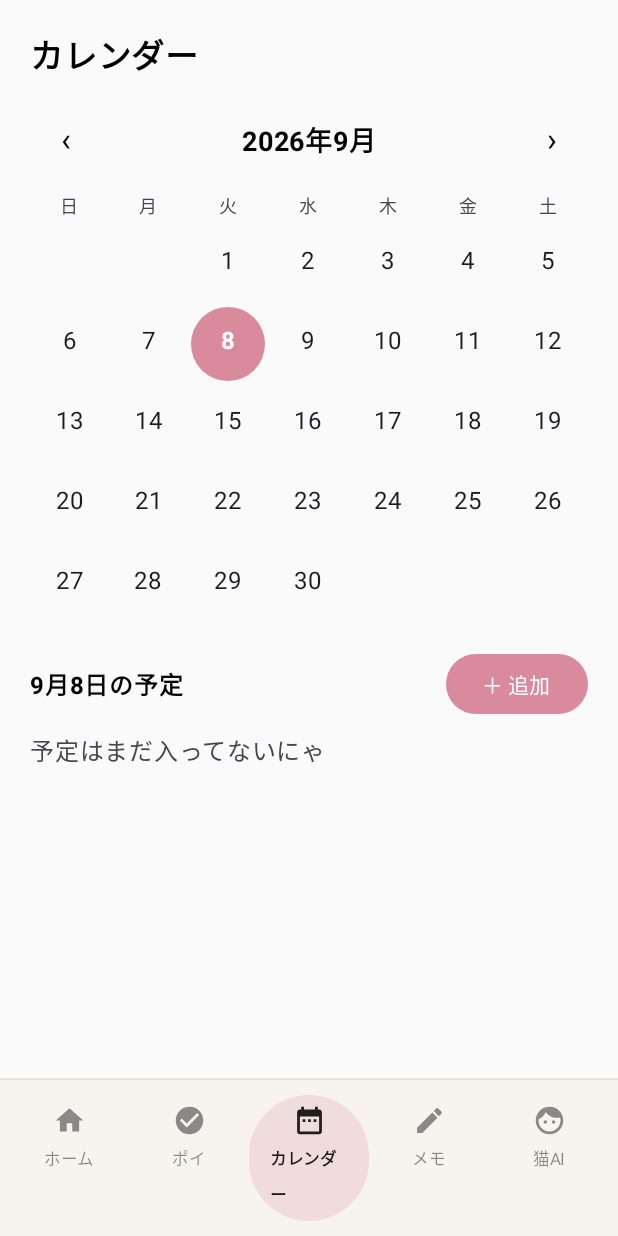
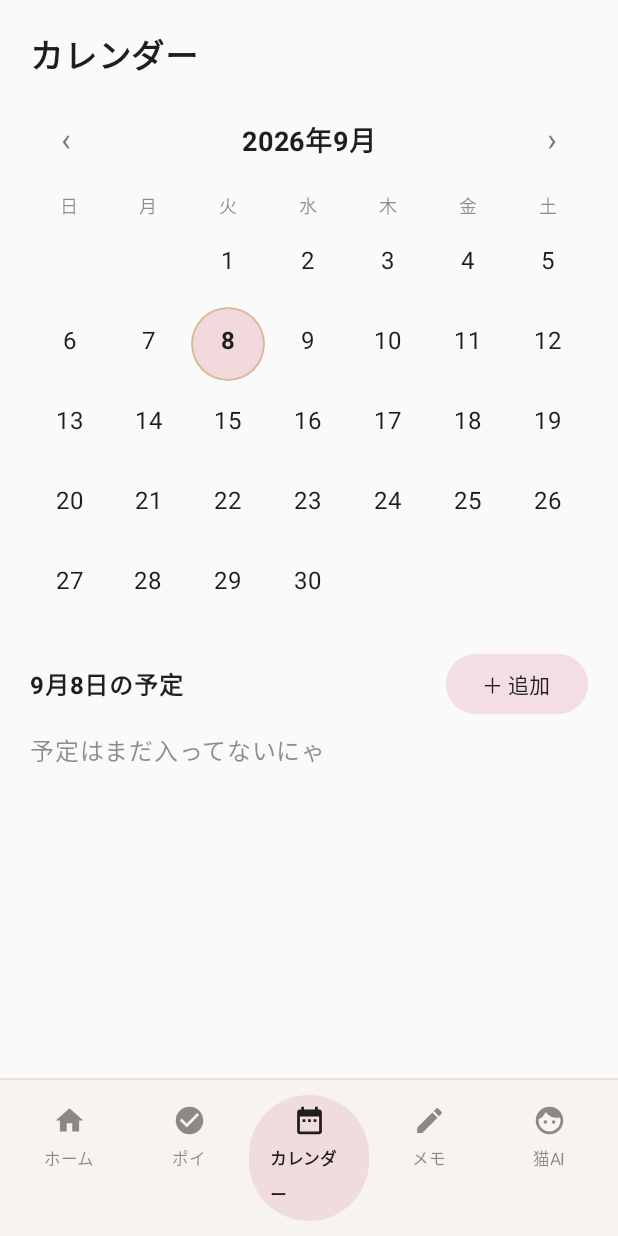
Before and after one commit to mspgllcinfo-MIYU/MSPG, an Android app built with Jetpack Compose: the screen it shows after launch (MainActivity), after a tap on "カレンダー", on a phone screen of 412 x 824 dp. Run offline under Robolectric (Android 15) with nearby library versions, the phone set to English and light mode, and no system bars; our stand-ins replace Room's generated code; 1 statement that could not run was skipped.

Commit message:
Step4-2: CalendarScreen gets the "where the cat's sorted things live" look
Visual-only redesign of CalendarScreen.kt to match Step1 Home / Step2
bottom nav / Step3 AI chat / Step4-1 Poi's palette (墨色/生成り/控えめな
ピンク/ごく控えめなゴールド), scoped as local color tokens in this file
only (Theme.kt untouched).

- Title "カレンダー" and MonthHeader's ‹/› keep their text/function; tinted
  to the ink palette instead of Material3 defaults. Weekday labels tinted
  a weak ink instead of onSurfaceVariant.
- DayCell: fill (selected, soft pink circle) and ring (today, thin gold
  circle) are now independent layers, so a day that's both today and
  selected keeps both markers instead of one state overwriting the other.
  Normal days stay plain ink text, no background. The event dot stays
  gold normally and switches to a weak ink tone on the pink selected fill
  for contrast.
- "＋ 追加" becomes the same soft pink pill as PoiScreen's add button —
  quieter than a solid fill; text/onClick unchanged.
- EventRow: surfaceVariant -> CalendarCard, 12dp -> 16dp corners, ink
  title, gold (quiet) time label; delete "✕" stays
  MaterialTheme.colorScheme.error, untouched.
- "📷 写真N枚" heading tinted ink; PhotoThumbnail/PhotoDetailDialog/tap/
  edit/delete flow is completely untouched.
- EventEditDialog: container/title/text colors move to the local palette,
  confirm button becomes solid CalendarPink; delete/cancel/date/time
  buttons and DatePickerDialog/TimePickerDialog internals are untouched.
- The whole screen (grid, event list, photos) is now wrapped in a Box so
  it can be capped at 640dp and centered on a Fold's unfolded screen; the
  LazyColumn's item/items structure and all state are unchanged, just
  re-nested one level.

repository.between/onDay/delete/edit/remember, photoRepository.byLinkedDate/
updateDetails/delete, refreshTick, yearMonth, selectedDate, LaunchedEffect,
and datesWithEvents are all unchanged.

Co-Authored-By: Claude Sonnet 5 <noreply@anthropic.com>
Claude-Session: https://claude.ai/code/session_01YUnQJ4cgUsLyxH7Cu7UTHz

```diff
--- a/android/app/src/main/java/com/mspg/poicat/CalendarScreen.kt
+++ b/android/app/src/main/java/com/mspg/poicat/CalendarScreen.kt
@@ -3,6 +3,7 @@ package com.mspg.poicat
 import android.app.DatePickerDialog
 import android.app.TimePickerDialog
 import androidx.compose.foundation.background
+import androidx.compose.foundation.border
 import androidx.compose.foundation.clickable
 import androidx.compose.foundation.horizontalScroll
 import androidx.compose.foundation.layout.Arrangement
@@ -16,6 +17,7 @@ import androidx.compose.foundation.layout.fillMaxWidth
 import androidx.compose.foundation.layout.height
 import androidx.compose.foundation.layout.padding
 import androidx.compose.foundation.layout.size
+import androidx.compose.foundation.layout.widthIn
 import androidx.compose.foundation.lazy.LazyColumn
 import androidx.compose.foundation.lazy.items
 import androidx.compose.foundation.rememberScrollState
@@ -23,6 +25,7 @@ import androidx.compose.foundation.shape.CircleShape
 import androidx.compose.foundation.shape.RoundedCornerShape
 import androidx.compose.material3.AlertDialog
 import androidx.compose.material3.Button
+import androidx.compose.material3.ButtonDefaults
 import androidx.compose.material3.IconButton
 import androidx.compose.material3.MaterialTheme
 import androidx.compose.material3.OutlinedButton
@@ -57,6 +60,16 @@ import java.time.LocalDateTime
 import java.time.LocalTime
 import java.time.YearMonth
 import kotlinx.coroutines.launch
+
+// Step4-2: Calendar-only design tokens, matching Home (Step1) / bottom nav
+// (Step2) / AI chat (Step3) / Poi (Step4-1) by value ("大人かわいい×ちょっと
+// 高級×無愛想な黒猫"). Scoped to this file deliberately — Theme.kt stays
+// untouched until this look is promoted (Step0).
+private val CalendarInk = Color(0xFF201E1D) // 墨色
+private val CalendarCream = Color(0xFFF7F3EF) // 生成り — matches Theme.kt's page background
+private val CalendarCard = Color(0xFFEFE7DE) // a shade deeper than the page, for event rows
+private val CalendarGold = Color(0xFFC9A66B) // restrained accent, never a fill color
+private val CalendarPink = Color(0xFFD98A9C) // the app's existing pink, kept rare
 
 /**
  * Calendar tab: a plain on-device month view over the same `cat_events` table
@@ -102,13 +115,20 @@ fun CalendarScreen() {
     // with 6 calendar rows, hiding the "＋ 追加" button and event list entirely
     // with no way to scroll to them. Making the whole screen one LazyColumn
     // means it always scrolls to fit, whatever the month grid's height.
+    //
+    // Step4-2: wrapped in a Box so the whole calendar (grid, event list, photos)
+    // can be capped at 640dp and centered on a Fold's unfolded, much wider
+    // screen; a normal phone stays fillMaxWidth as before. The item/items
+    // structure and all state below are unchanged, just re-nested one level.
+    Box(modifier = Modifier.fillMaxSize(), contentAlignment = Alignment.TopCenter) {
         LazyColumn(
             modifier = Modifier
-            .fillMaxSize()
+                .fillMaxWidth()
+                .widthIn(max = 640.dp)
                 .padding(20.dp),
         ) {
             item {
-            Text("カレンダー", fontSize = 22.sp, fontWeight = FontWeight.Bold)
+                Text("カレンダー", fontSize = 22.sp, fontWeight = FontWeight.Bold, color = CalendarInk)
                 Spacer(Modifier.height(16.dp))
                 MonthHeader(
                     yearMonth = yearMonth,
@@ -131,9 +151,16 @@ fun CalendarScreen() {
                         text = "${selectedDate.monthValue}月${selectedDate.dayOfMonth}日の予定",
                         fontWeight = FontWeight.Bold,
                         fontSize = 16.sp,
+                        color = CalendarInk,
                         modifier = Modifier.weight(1f),
                     )
-                Button(onClick = { editingEvent = null; showDialog = true }) {
+                    // Step4-2: same soft pink pill as PoiScreen's "＋ 追加" — quieter
+                    // than a solid fill, function/onClick unchanged.
+                    Button(
+                        onClick = { editingEvent = null; showDialog = true },
+                        colors = ButtonDefaults.buttonColors(containerColor = CalendarPink.copy(alpha = 0.25f), contentColor = CalendarInk),
+                        shape = RoundedCornerShape(percent = 50),
+                    ) {
                         Text("＋ 追加")
                     }
                 }
@@ -144,7 +171,7 @@ fun CalendarScreen() {
                 item {
                     Text(
                         text = "予定はまだ入ってないにゃ",
-                    color = MaterialTheme.colorScheme.onSurfaceVariant,
+                        color = CalendarInk.copy(alpha = 0.5f),
                     )
                 }
             }
@@ -169,6 +196,7 @@ fun CalendarScreen() {
                         text = "📷 写真${photosOnSelectedDay.size}枚",
                         fontWeight = FontWeight.Bold,
                         fontSize = 16.sp,
+                        color = CalendarInk,
                     )
                     Spacer(Modifier.height(8.dp))
                     Row(
@@ -181,6 +209,7 @@ fun CalendarScreen() {
                                 onClick = { detailPhoto = photo },
                                 modifier = Modifier.size(80.dp),
                             )
+                        }
                     }
                 }
             }
@@ -252,9 +281,9 @@ private fun MonthHeader(yearMonth: YearMonth, onPrev: () -> Unit, onNext: () ->
         verticalAlignment = Alignment.CenterVertically,
         horizontalArrangement = Arrangement.SpaceBetween,
     ) {
-        IconButton(onClick = onPrev) { Text("‹", fontSize = 22.sp) }
-        Text("${yearMonth.year}年${yearMonth.monthValue}月", fontSize = 18.sp, fontWeight = FontWeight.Bold)
-        IconButton(onClick = onNext) { Text("›", fontSize = 22.sp) }
+        IconButton(onClick = onPrev) { Text("‹", fontSize = 22.sp, color = CalendarInk.copy(alpha = 0.6f)) }
+        Text("${yearMonth.year}年${yearMonth.monthValue}月", fontSize = 18.sp, fontWeight = FontWeight.Bold, color = CalendarInk)
+        IconButton(onClick = onNext) { Text("›", fontSize = 22.sp, color = CalendarInk.copy(alpha = 0.6f)) }
     }
 }
 
@@ -281,7 +310,7 @@ private fun MonthGrid(
                     modifier = Modifier.weight(1f),
                     textAlign = TextAlign.Center,
                     fontSize = 12.sp,
-                    color = MaterialTheme.colorScheme.onSurfaceVariant,
+                    color = CalendarInk.copy(alpha = 0.5f),
                 )
             }
         }
@@ -319,23 +348,28 @@ private fun DayCell(
     onClick: () -> Unit,
     modifier: Modifier = Modifier,
 ) {
+    // Step4-2: fill (selected) and ring (today) are independent layers, so a
+    // day that is both keeps both markers instead of one overwriting the
+    // other — normal/today/selected/hasEvent all stay legible in combination.
+    val ringModifier = if (isToday) {
+        Modifier.border(1.dp, CalendarGold.copy(alpha = 0.6f), CircleShape)
+    } else {
+        Modifier
+    }
     Column(
         modifier = modifier
             .aspectRatio(1f)
             .padding(2.dp)
             .clip(CircleShape)
-            .background(if (isSelected) MaterialTheme.colorScheme.primary else Color.Transparent)
+            .background(if (isSelected) CalendarPink.copy(alpha = 0.3f) else Color.Transparent)
+            .then(ringModifier)
             .clickable(onClick = onClick),
         horizontalAlignment = Alignment.CenterHorizontally,
         verticalArrangement = Arrangement.Center,
     ) {
         Text(
             text = date.dayOfMonth.toString(),
-            color = when {
-                isSelected -> MaterialTheme.colorScheme.onPrimary
-                isToday -> MaterialTheme.colorScheme.primary
-                else -> MaterialTheme.colorScheme.onSurface
-            },
+            color = CalendarInk,
             fontWeight = if (isToday || isSelected) FontWeight.Bold else FontWeight.Normal,
         )
         Box(
@@ -344,7 +378,7 @@ private fun DayCell(
                 .clip(CircleShape)
                 .background(
                     if (hasEvent) {
-                        if (isSelected) MaterialTheme.colorScheme.onPrimary else MaterialTheme.colorScheme.primary
+                        if (isSelected) CalendarInk.copy(alpha = 0.5f) else CalendarGold
                     } else {
                         Color.Transparent
                     },
@@ -358,20 +392,20 @@ private fun EventRow(event: CatEvent, onClick: () -> Unit, onDelete: () -> Unit)
     Row(
         modifier = Modifier
             .fillMaxWidth()
-            .clip(RoundedCornerShape(12.dp))
-            .background(MaterialTheme.colorScheme.surfaceVariant)
+            .clip(RoundedCornerShape(16.dp))
+            .background(CalendarCard)
             .clickable(onClick = onClick)
             .padding(horizontal = 14.dp, vertical = 10.dp),
         verticalAlignment = Alignment.CenterVertically,
     ) {
         Column(modifier = Modifier.weight(1f)) {
-            Text(event.title, fontWeight = FontWeight.Bold)
+            Text(event.title, fontWeight = FontWeight.Bold, color = CalendarInk)
             event.dateTime?.let {
                 val time = it.toLocalDateTime()
                 Text(
                     text = "%02d:%02d".format(time.hour, time.minute),
                     fontSize = 12.sp,
-                    color = MaterialTheme.colorScheme.onSurfaceVariant,
+                    color = CalendarGold,
                 )
             }
         }
@@ -398,6 +432,9 @@ private fun EventEditDialog(
 
     AlertDialog(
         onDismissRequest = onDismiss,
+        containerColor = CalendarCard,
+        titleContentColor = CalendarInk,
+        textContentColor = CalendarInk,
         title = { Text(if (isEditing) "予定を編集" else "予定を追加") },
         text = {
             Column {
@@ -443,6 +480,7 @@ private fun EventEditDialog(
             Button(
                 onClick = { if (title.isNotBlank()) onSave(title.trim(), date, time) },
                 enabled = title.isNotBlank(),
+                colors = ButtonDefaults.buttonColors(containerColor = CalendarPink, contentColor = Color.White),
             ) { Text("保存") }
         },
         dismissButton = {
```
Lines whose indentation alone changed are shown as unchanged.
